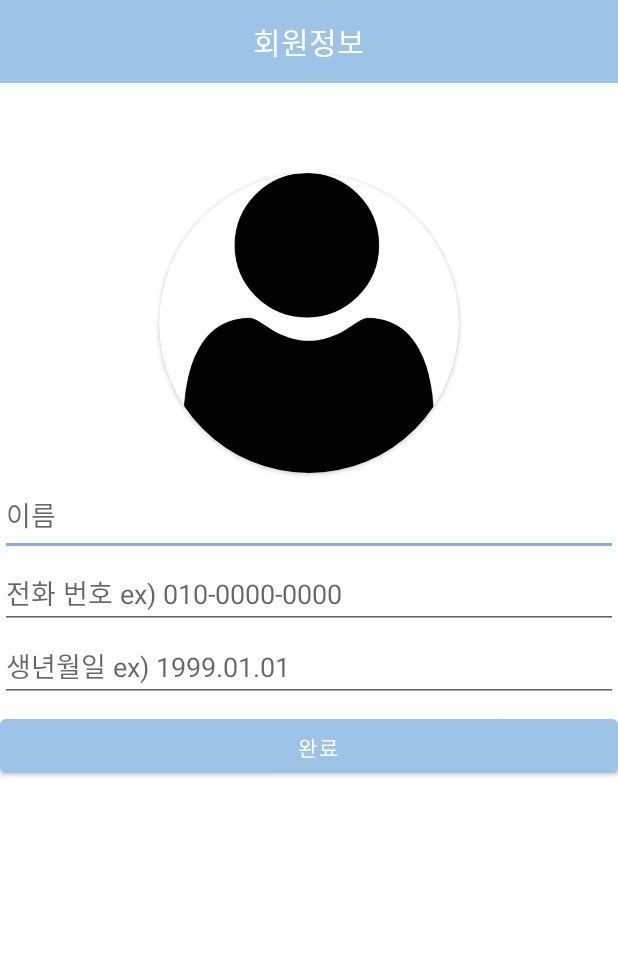
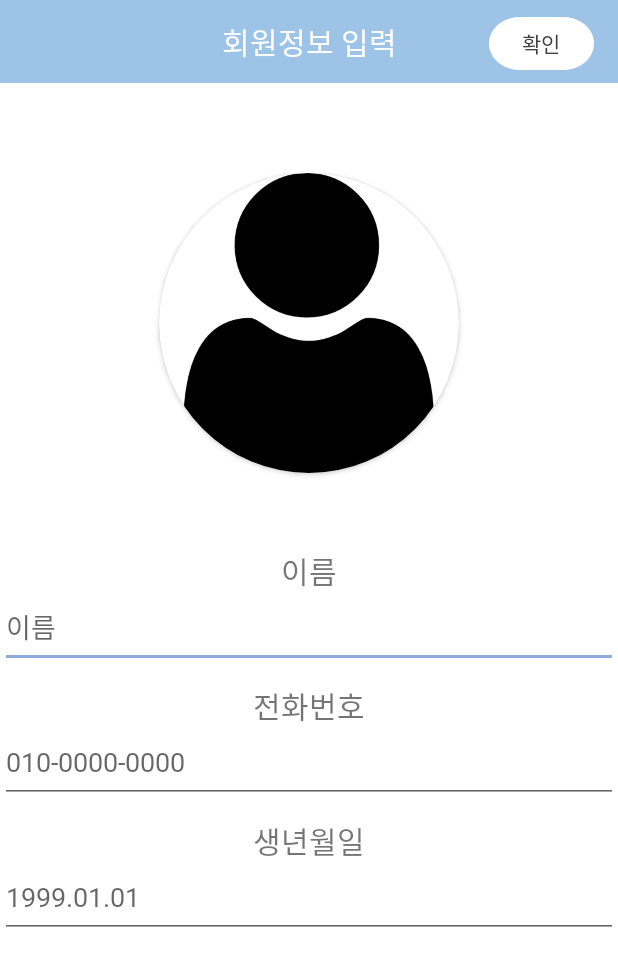
Before and after one commit to shinyeeun789/android-project, an Android app: the ProfileUpdateActivity screen opened directly, with no data from a screen before it, on a phone screen of 412 x 824 dp. Shown: the top 966 px of the screen. Run offline under Robolectric (Android 15) with nearby library versions, the phone set to English and light mode, and no system bars; our stand-ins replace Firebase (no records; nobody signed in at launch, a user with empty details on screens opened directly).

Commit message:
Map 일부 구현 및 화면 수정

```diff
--- a/app/build.gradle
+++ b/app/build.gradle
@@ -62,4 +62,8 @@ dependencies {
     // Declare the dependency for the Cloud Storage library
     // When using the BoM, you don't specify versions in Firebase library dependencies
     implementation 'com.google.firebase:firebase-storage'
+
+    // googleMap
+    implementation 'com.google.android.gms:play-services-maps:17.0.1'
+    implementation 'com.google.android.gms:play-services-location:18.0.0'
 }
--- a/app/src/main/res/layout/activity_add_member_info.xml
+++ b/app/src/main/res/layout/activity_add_member_info.xml
@@ -6,23 +6,49 @@
     android:layout_height="match_parent"
     android:orientation="vertical">
 
-    <TextView
-        android:id="@+id/textView"
+    <androidx.constraintlayout.widget.ConstraintLayout
         android:layout_width="match_parent"
         android:layout_height="55dp"
-        android:layout_marginBottom="60dp"
-        android:background="#9DC3E6"
-        android:fontFamily="@font/payboocotfextrabold"
-        android:gravity="center"
-        android:text="회원정보"
-        android:textColor="@color/white"
-        android:textSize="20dp" />
+        android:background="#9DC3E6">
+
+        <TextView
+            android:id="@+id/textView"
+            android:layout_width="match_parent"
+            android:layout_height="match_parent"
+            android:fontFamily="@font/payboocotfextrabold"
+            android:gravity="center"
+            android:text="회원정보 입력"
+            android:textColor="@color/white"
+            android:textSize="20dp"
+            app:layout_constraintBottom_toBottomOf="parent"
+            app:layout_constraintEnd_toEndOf="parent"
+            app:layout_constraintStart_toStartOf="parent"
+            app:layout_constraintTop_toTopOf="parent"
+            app:layout_constraintVertical_bias="0.0" />
+
+        <androidx.appcompat.widget.AppCompatButton
+            android:id="@+id/complteBtn2"
+            android:layout_width="70dp"
+            android:layout_height="35dp"
+            android:layout_marginTop="11dp"
+            android:layout_marginEnd="16dp"
+            android:layout_marginBottom="9dp"
+            android:background="@drawable/icon_round_btn"
+            android:fontFamily="@font/payboocotfextrabold"
+            android:stateListAnimator="@null"
+            android:text="확인"
+            android:textColor="#404040"
+            app:layout_constraintBottom_toBottomOf="parent"
+            app:layout_constraintEnd_toEndOf="parent"
+            app:layout_constraintTop_toTopOf="parent" />
+    </androidx.constraintlayout.widget.ConstraintLayout>
 
     <LinearLayout
         android:layout_width="match_parent"
         android:layout_height="match_parent"
         android:gravity="center_horizontal"
-        android:orientation="vertical">
+        android:orientation="vertical"
+        android:layout_marginTop="60dp">
 
         <androidx.cardview.widget.CardView
             android:layout_width="200dp"
@@ -36,47 +62,61 @@
                 app:srcCompat="@drawable/icon_user" />
         </androidx.cardview.widget.CardView>
 
+        <TextView
+            android:layout_width="wrap_content"
+            android:layout_height="wrap_content"
+            android:layout_marginTop="50dp"
+            android:fontFamily="@font/payboocotfextrabold"
+            android:text="이름"
+            android:textSize="20dp"/>
+
         <EditText
             android:id="@+id/editTextName"
             android:layout_width="match_parent"
             android:layout_height="50dp"
-            android:layout_marginTop="5dp"
             android:ems="10"
+            android:fontFamily="@font/barunhipi"
             android:hint="이름"
             android:inputType="textPersonName"
             android:paddingTop="5dp"
             android:paddingEnd="5dp" />
 
+        <TextView
+            android:layout_width="wrap_content"
+            android:layout_height="wrap_content"
+            android:layout_marginTop="10dp"
+            android:fontFamily="@font/payboocotfextrabold"
+            android:text="전화번호"
+            android:textSize="20dp"/>
+
         <EditText
             android:id="@+id/editTextPhone"
             android:layout_width="match_parent"
-            android:layout_height="wrap_content"
-            android:layout_marginTop="5dp"
+            android:layout_height="50dp"
             android:ems="10"
-            android:hint="전화 번호 ex) 010-0000-0000"
+            android:hint="010-0000-0000"
+            android:fontFamily="@font/barunhipi"
             android:inputType="phone"
             android:paddingTop="5dp"
             android:paddingEnd="5dp" />
 
+        <TextView
+            android:layout_width="wrap_content"
+            android:layout_height="wrap_content"
+            android:layout_marginTop="10dp"
+            android:fontFamily="@font/payboocotfextrabold"
+            android:text="생년월일"
+            android:textSize="20dp"/>
+
         <EditText
             android:id="@+id/editTextBirth"
             android:layout_width="match_parent"
-            android:layout_height="wrap_content"
-            android:layout_marginTop="5dp"
+            android:layout_height="50dp"
             android:ems="10"
-            android:hint="생년월일 ex) 1999.01.01"
+            android:hint="1999.01.01"
+            android:fontFamily="@font/barunhipi"
             android:inputType="date"
             android:paddingTop="5dp"
             android:paddingEnd="5dp" />
-
-        <Button
-            android:id="@+id/complteBtn2"
-            android:layout_width="match_parent"
-            android:layout_height="wrap_content"
-            android:layout_marginTop="5dp"
-            android:paddingTop="5dp"
-            android:paddingEnd="5dp"
-            android:text="완료" />
-
     </LinearLayout>
 </LinearLayout>
```
Also changed, not shown: app/src/main/AndroidManifest.xml (+11 -5 lines), app/src/main/java/com/inhatc/mobile_project/ui/MapActivity.java (added, +43 -0 lines), app/src/main/res/layout/activity_login.xml (+8 -2 lines), app/src/main/res/layout/activity_map.xml (added, +14 -0 lines), app/src/main/res/layout/activity_sign_up.xml (+52 -14 lines), app/src/main/res/layout/activity_write.xml (+27 -2 lines), app/src/main/res/layout/fragment_user.xml (+4 -3 lines), app/src/main/res/layout/recycler_item.xml (+47 -33 lines), app/src/main/res/drawable-v24/icon_round_btn.png (added).
